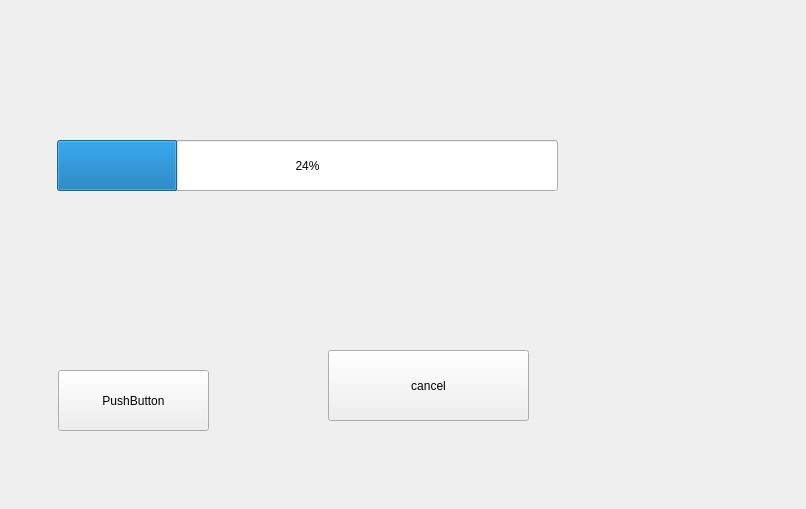
Before: the Qt Designer form UI_files/download_window.ui in kdv2001/OnlyFiles, drawn with Qt 5.
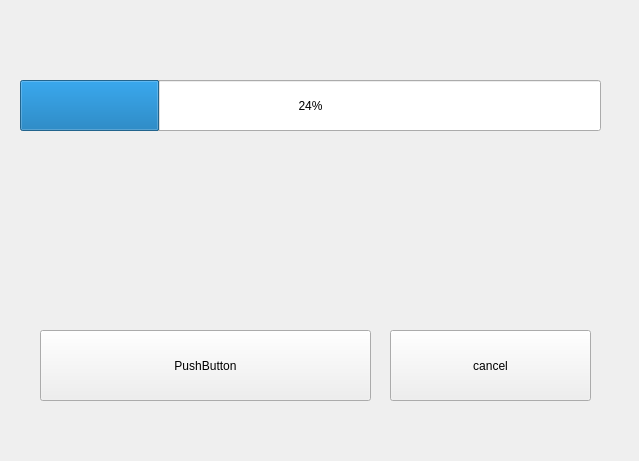
After: the same form once the commit is applied.

Diff of the .ui file:
```diff
--- a/UI_files/download_window.ui
+++ b/UI_files/download_window.ui
@@ -6,31 +6,18 @@
    <rect>
     <x>0</x>
     <y>0</y>
-    <width>806</width>
-    <height>509</height>
+    <width>639</width>
+    <height>461</height>
    </rect>
   </property>
   <property name="windowTitle">
    <string>Form</string>
   </property>
-  <widget class="QProgressBar" name="progressBar">
-   <property name="geometry">
-    <rect>
-     <x>57</x>
-     <y>140</y>
-     <width>501</width>
-     <height>51</height>
-    </rect>
-   </property>
-   <property name="value">
-    <number>24</number>
-   </property>
-  </widget>
   <widget class="QPushButton" name="cancel_button">
    <property name="geometry">
     <rect>
-     <x>328</x>
-     <y>350</y>
+     <x>390</x>
+     <y>330</y>
      <width>201</width>
      <height>71</height>
     </rect>
@@ -42,16 +29,29 @@
   <widget class="QPushButton" name="pushButton_2">
    <property name="geometry">
     <rect>
-     <x>58</x>
-     <y>370</y>
-     <width>151</width>
-     <height>61</height>
+     <x>40</x>
+     <y>330</y>
+     <width>331</width>
+     <height>71</height>
     </rect>
    </property>
    <property name="text">
     <string>PushButton</string>
    </property>
   </widget>
+  <widget class="QProgressBar" name="progressBar">
+   <property name="geometry">
+    <rect>
+     <x>20</x>
+     <y>80</y>
+     <width>581</width>
+     <height>51</height>
+    </rect>
+   </property>
+   <property name="value">
+    <number>24</number>
+   </property>
+  </widget>
  </widget>
  <resources/>
  <connections/>
```
